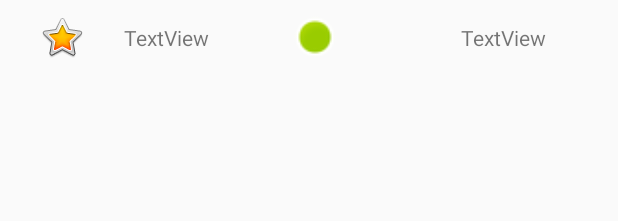
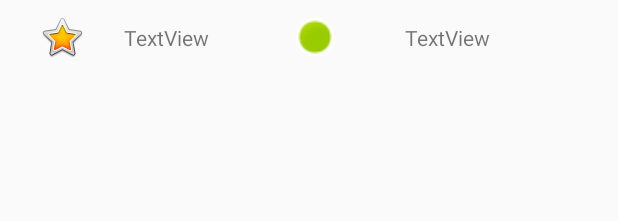
Before and after one commit to mannym1223/PuzzleBlast, an Android app: the layout score_layout.xml on its own in the app's theme, with its tools: preview values and no code run, on a phone screen of 412 x 824 dp. Shown: the top 221 px of the screen. Run offline under Robolectric (Android 15) with nearby library versions, the phone set to English and light mode, and no system bars.

Commit message:
fixed individual score layout clipping screen

```diff
--- a/src/main/res/layout/score_layout.xml
+++ b/src/main/res/layout/score_layout.xml
@@ -40,7 +40,7 @@
         android:layout_width="wrap_content"
         android:layout_height="wrap_content"
         android:layout_alignEnd="@+id/timeStampImageView"
-        android:layout_marginEnd="-137dp"
+        android:layout_marginEnd="-100dp"
         android:layout_centerVertical="true"
         android:text="TextView" />
 
```
